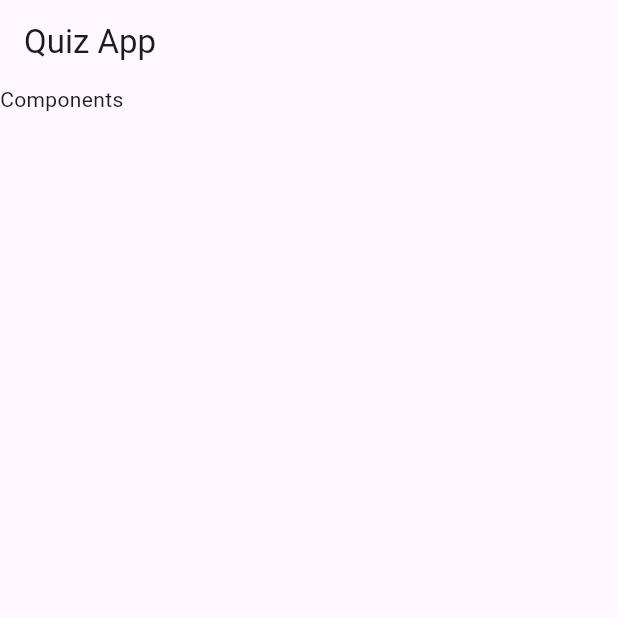
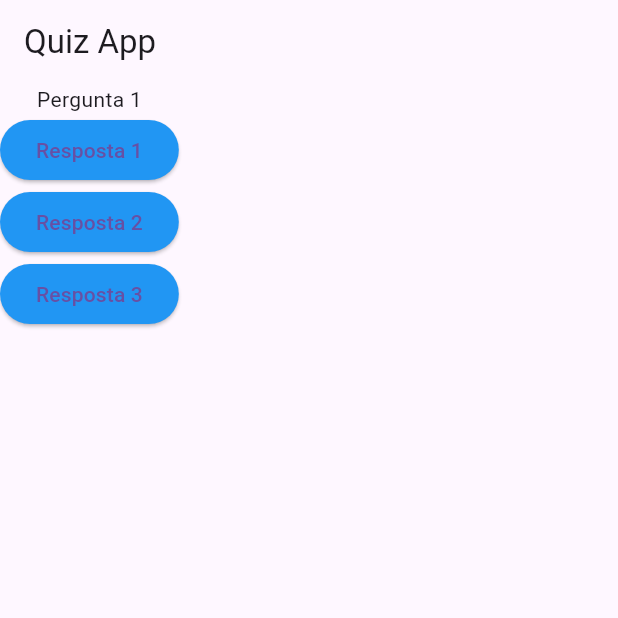
Before and after one commit to M4TH3US17/quiz-app-flutter, a Flutter app: the screen it shows after launch, on a phone screen of 412 x 824 dp, the top half of it. Run offline on Flutter 3.47's test engine with Material 3 defaults, Android fonts, the phone set to English and light mode, and no system bars.

Commit message:
Option Buttons

```diff
--- a/lib/main.dart
+++ b/lib/main.dart
@@ -3,12 +3,36 @@ import 'package:flutter/material.dart';
 void main(List<String> args) => runApp(QuizAppHome());
 
 class QuizAppHome extends StatelessWidget {
+
+  final List<String> perguntas = ['Pergunta 1', 'Pergunta 2'];
+
   Widget build(BuildContext context) {
     return MaterialApp(home: Scaffold(
       appBar: AppBar(
         title: Text('Quiz App'),
       ),
-      body: Text('Components'),
+      body: Column(
+        children: [
+          Text(perguntas[0]),
+          ElevatedButton(
+            onPressed: () {},
+            child: Text('Resposta 1'),
+            style: ElevatedButton.styleFrom(
+                backgroundColor: Colors.blue
+            ),
+          ),
+          ElevatedButton(
+              onPressed: () {},
+              child: Text('Resposta 2'),
+              style: ElevatedButton.styleFrom(backgroundColor: Colors.blue),
+          ),
+          ElevatedButton(
+              onPressed: () {},
+              child: Text('Resposta 3'),
+              style: ElevatedButton.styleFrom(backgroundColor: Colors.blue),
+          ),
+        ],
+      ),
     ),);
   }
 }
```
